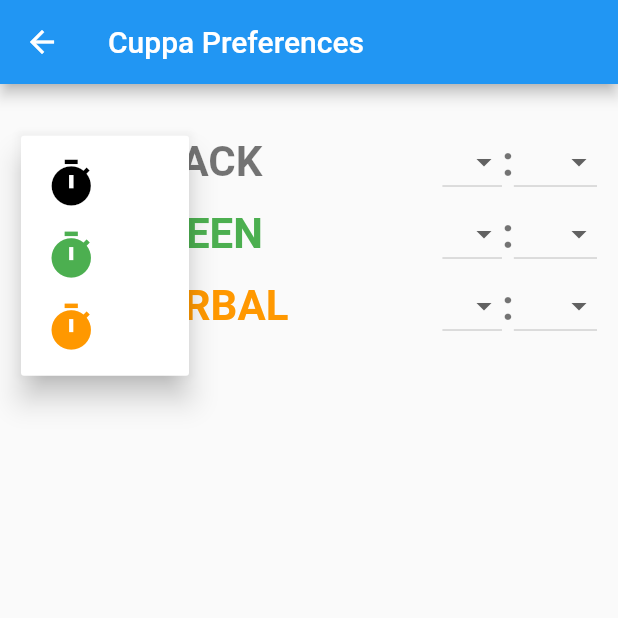
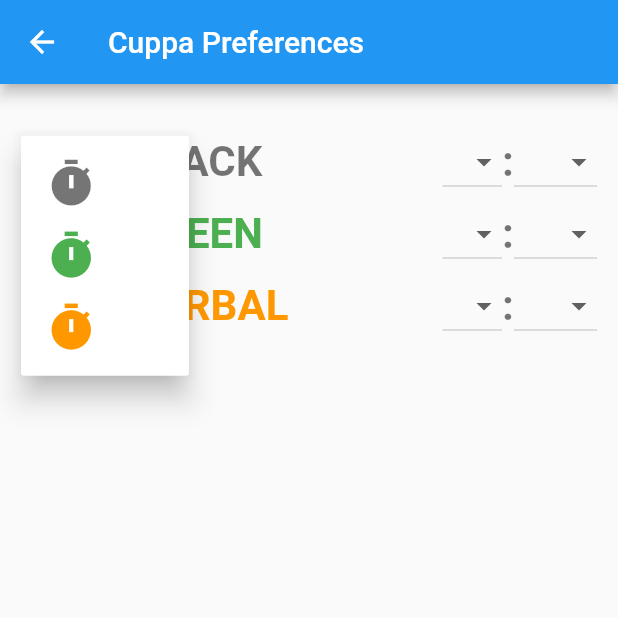
Before and after one commit to ncosgray/cuppa_mobile, a Flutter app: the PrefsWidget screen opened by its route, after a tap on the "timer" icon, on a phone screen of 412 x 824 dp, the top half of it. Run offline on Flutter 3.47's test engine with Material 2 defaults, Android fonts, the phone set to English and light mode, and no system bars; our stand-ins replace shared_preferences; missing offline and left inert: quick_actions; accounts and stored records are empty; statements that could not run were skipped.

Commit message:
theme color lookup helper

```diff
--- a/lib/prefs.dart
+++ b/lib/prefs.dart
@@ -57,11 +57,7 @@ class Tea {
 
   // Color getter
   Color getThemeColor(context) {
-    if (this.color == 0)
-      // "Black" substitutes appropriate color for current theme
-      return Theme.of(context).buttonColor;
-    else
-      return Prefs.teaColors[this.color];
+    return Prefs.themeColor(this.color, context);
   }
 
   // Shortcut icon name based on color
@@ -102,6 +98,15 @@ abstract class Prefs {
     1: Colors.green,
     2: Colors.orange
   };
+
+  // Themed color map lookup
+  static Color themeColor(int color, context) {
+    if (color == 0)
+      // "Black" substitutes appropriate color for current theme
+      return Theme.of(context).buttonColor;
+    else
+      return Prefs.teaColors[color];
+  }
 
   // Shortcut icon map
   static final Map<int, String> shortcutIcons = {
@@ -236,7 +241,7 @@ class _PrefsTeaRowState extends State<PrefsTeaRow> {
                 value: value,
                 child: Icon(
                   Icons.timer,
-                  color: Prefs.teaColors[value],
+                  color: Prefs.themeColor(value, context),
                   size: 35.0,
                 ),
               );
```
